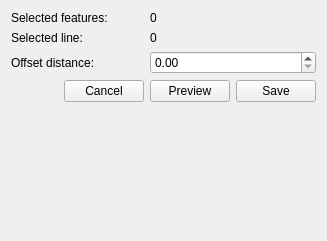
This is ui/geometry/ui_offset_distance.ui in gltn/stdm as Qt 5 draws it before an edit. The edited form follows.
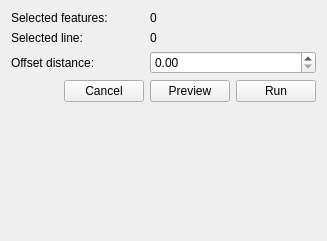
This is the edited form.

Diff of the .ui file:
```diff
--- a/ui/geometry/ui_offset_distance.ui
+++ b/ui/geometry/ui_offset_distance.ui
@@ -54,7 +54,7 @@
    <item row="3" column="3">
     <widget class="QPushButton" name="save_btn">
      <property name="text">
-      <string>Save</string>
+      <string>Run</string>
      </property>
     </widget>
    </item>
```
Left out of the diff: 2 changed lines with no effect on the pictures.
